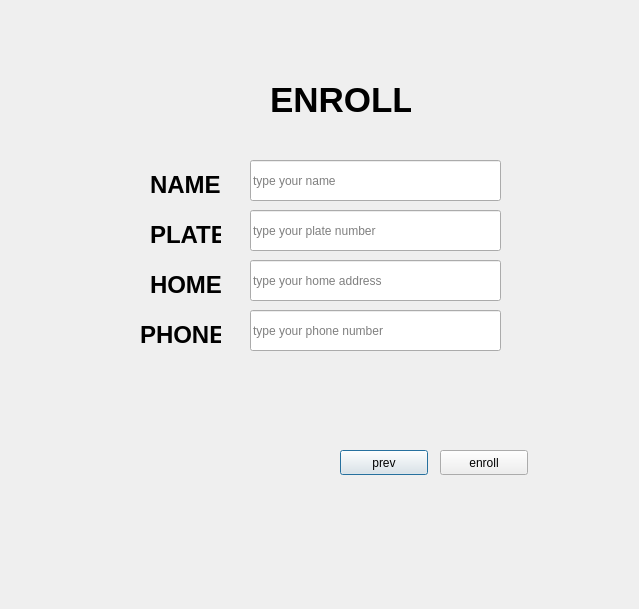
First picture: the form in cctv_36/src/ui/enroll.ui, repository VEDA-ThirtySix/PAMS-client, before the edit.
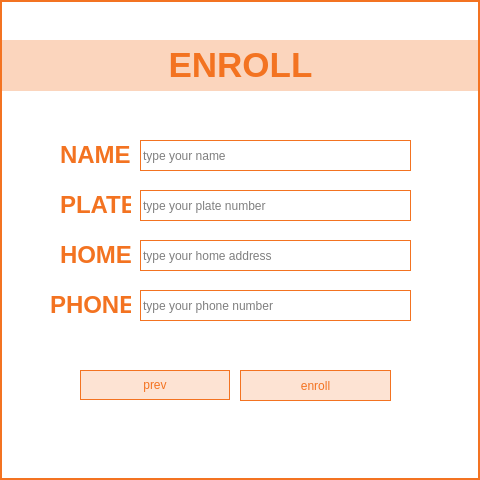
Second picture: the form after the edit.

```diff
--- a/cctv_36/src/ui/enroll.ui
+++ b/cctv_36/src/ui/enroll.ui
@@ -6,22 +6,32 @@
    <rect>
     <x>0</x>
     <y>0</y>
-    <width>639</width>
-    <height>609</height>
+    <width>480</width>
+    <height>480</height>
    </rect>
   </property>
   <property name="windowTitle">
    <string>Dialog</string>
   </property>
+  <property name="styleSheet">
+   <string notr="true">background-color:rgb(255, 255, 255);
+border:2px solid rgb(243,115,33);</string>
+  </property>
   <widget class="QLineEdit" name="lineEdit_name">
    <property name="geometry">
     <rect>
-     <x>250</x>
-     <y>160</y>
-     <width>251</width>
-     <height>41</height>
+     <x>140</x>
+     <y>140</y>
+     <width>271</width>
+     <height>31</height>
     </rect>
    </property>
+   <property name="styleSheet">
+    <string notr="true">	color:  rgb(0, 0, 0);
+	background:white;
+	border:1px solid rgb(243,115,33);
+	font: 500 10pt &quot;Quicksand Medium&quot;;</string>
+   </property>
    <property name="placeholderText">
     <string>type your name</string>
    </property>
@@ -29,12 +39,18 @@
   <widget class="QLineEdit" name="lineEdit_plate">
    <property name="geometry">
     <rect>
-     <x>250</x>
-     <y>210</y>
-     <width>251</width>
-     <height>41</height>
+     <x>140</x>
+     <y>190</y>
+     <width>271</width>
+     <height>31</height>
     </rect>
    </property>
+   <property name="styleSheet">
+    <string notr="true">	color:  rgb(0, 0, 0);
+	background:white;
+	border:1px solid rgb(243,115,33);
+	font: 500 10pt &quot;Quicksand Medium&quot;;</string>
+   </property>
    <property name="placeholderText">
     <string>type your plate number</string>
    </property>
@@ -42,12 +58,18 @@
   <widget class="QLineEdit" name="lineEdit_home">
    <property name="geometry">
     <rect>
-     <x>250</x>
-     <y>260</y>
-     <width>251</width>
-     <height>41</height>
+     <x>140</x>
+     <y>240</y>
+     <width>271</width>
+     <height>31</height>
     </rect>
    </property>
+   <property name="styleSheet">
+    <string notr="true">	color:  rgb(0, 0, 0);
+	background:white;
+	border:1px solid rgb(243,115,33);
+	font: 500 10pt &quot;Quicksand Medium&quot;;</string>
+   </property>
    <property name="placeholderText">
     <string>type your home address</string>
    </property>
@@ -55,12 +77,18 @@
   <widget class="QLineEdit" name="lineEdit_phone">
    <property name="geometry">
     <rect>
-     <x>250</x>
-     <y>310</y>
-     <width>251</width>
-     <height>41</height>
+     <x>140</x>
+     <y>290</y>
+     <width>271</width>
+     <height>31</height>
     </rect>
    </property>
+   <property name="styleSheet">
+    <string notr="true">	color:  rgb(0, 0, 0);
+	background:white;
+	border:1px solid rgb(243,115,33);
+	font: 500 10pt &quot;Quicksand Medium&quot;;</string>
+   </property>
    <property name="placeholderText">
     <string>type your phone number</string>
    </property>
@@ -68,12 +96,26 @@
   <widget class="QPushButton" name="pushButton_prev">
    <property name="geometry">
     <rect>
-     <x>340</x>
-     <y>450</y>
-     <width>88</width>
-     <height>25</height>
+     <x>80</x>
+     <y>370</y>
+     <width>150</width>
+     <height>30</height>
     </rect>
    </property>
+   <property name="styleSheet">
+    <string notr="true">QPushButton{
+	font: 300 bold 13pt &quot;Quicksand Light&quot;;
+	color:  rgb(243,115,33);
+	background:rgba(243,115,33,0.2);
+	border:1px solid rgb(243,115,33);
+}
+QPushButton:hover {
+	color:  rgb(255, 255, 255);
+	background-color:rgba(243,115,33,0.3);
+	border:1px solid rgb(243,115,33);
+	font: 500 12pt &quot;Quicksand Medium&quot;;
+}</string>
+   </property>
    <property name="text">
     <string>prev</string>
    </property>
@@ -81,12 +123,26 @@
   <widget class="QPushButton" name="pushButton_enroll">
    <property name="geometry">
     <rect>
-     <x>440</x>
-     <y>450</y>
-     <width>88</width>
-     <height>25</height>
+     <x>240</x>
+     <y>370</y>
+     <width>151</width>
+     <height>31</height>
     </rect>
    </property>
+   <property name="styleSheet">
+    <string notr="true">QPushButton{
+	font: 300 bold 13pt &quot;Quicksand Light&quot;;
+	color:  rgb(243,115,33);
+	background:rgba(243,115,33,0.2);
+	border:1px solid rgb(243,115,33);
+}
+QPushButton:hover {
+	color:  rgb(255, 255, 255);
+	background-color:rgba(243,115,33,0.3);
+	border:1px solid rgb(243,115,33);
+	font: 500 12pt &quot;Quicksand Medium&quot;;
+}</string>
+   </property>
    <property name="text">
     <string>enroll</string>
    </property>
@@ -94,25 +150,40 @@
   <widget class="QLabel" name="label_title">
    <property name="geometry">
     <rect>
-     <x>270</x>
-     <y>70</y>
-     <width>141</width>
-     <height>61</height>
+     <x>0</x>
+     <y>40</y>
+     <width>481</width>
+     <height>51</height>
     </rect>
    </property>
+   <property name="styleSheet">
+    <string notr="true">	color:  rgb(243,115,33);
+	background-color: rgba(243,115,33,0.3);
+	border:none;
+	font: 500 9pt &quot;Quicksand Medium&quot;;</string>
+   </property>
    <property name="text">
     <string>&lt;html&gt;&lt;head/&gt;&lt;body&gt;&lt;p&gt;&lt;span style=&quot; font-size:26pt; font-weight:700;&quot;&gt;ENROLL&lt;/span&gt;&lt;/p&gt;&lt;/body&gt;&lt;/html&gt;</string>
    </property>
+   <property name="alignment">
+    <set>Qt::AlignCenter</set>
+   </property>
   </widget>
   <widget class="QLabel" name="label_name">
    <property name="geometry">
     <rect>
-     <x>150</x>
-     <y>170</y>
+     <x>60</x>
+     <y>140</y>
      <width>71</width>
      <height>31</height>
     </rect>
    </property>
+   <property name="styleSheet">
+    <string notr="true">	color:  rgb(243,115,33);
+	background-color: none;
+	border:none;
+	font: 500 9pt &quot;Quicksand Medium&quot;;</string>
+   </property>
    <property name="text">
     <string>&lt;html&gt;&lt;head/&gt;&lt;body&gt;&lt;p&gt;&lt;span style=&quot; font-size:18pt; font-weight:700;&quot;&gt;NAME&lt;/span&gt;&lt;/p&gt;&lt;/body&gt;&lt;/html&gt;</string>
    </property>
@@ -120,12 +191,18 @@
   <widget class="QLabel" name="label_plate">
    <property name="geometry">
     <rect>
-     <x>150</x>
-     <y>220</y>
+     <x>60</x>
+     <y>190</y>
      <width>71</width>
      <height>31</height>
     </rect>
    </property>
+   <property name="styleSheet">
+    <string notr="true">	color:  rgb(243,115,33);
+	background-color: none;
+	border:none;
+	font: 500 9pt &quot;Quicksand Medium&quot;;</string>
+   </property>
    <property name="text">
     <string>&lt;html&gt;&lt;head/&gt;&lt;body&gt;&lt;p&gt;&lt;span style=&quot; font-size:18pt; font-weight:700;&quot;&gt;PLATE&lt;/span&gt;&lt;/p&gt;&lt;/body&gt;&lt;/html&gt;</string>
    </property>
@@ -133,12 +210,18 @@
   <widget class="QLabel" name="label_home">
    <property name="geometry">
     <rect>
-     <x>150</x>
-     <y>270</y>
+     <x>60</x>
+     <y>240</y>
      <width>71</width>
      <height>31</height>
     </rect>
    </property>
+   <property name="styleSheet">
+    <string notr="true">	color:  rgb(243,115,33);
+	background-color: none;
+	border:none;
+	font: 500 9pt &quot;Quicksand Medium&quot;;</string>
+   </property>
    <property name="text">
     <string>&lt;html&gt;&lt;head/&gt;&lt;body&gt;&lt;p&gt;&lt;span style=&quot; font-size:18pt; font-weight:700;&quot;&gt;HOME&lt;/span&gt;&lt;/p&gt;&lt;/body&gt;&lt;/html&gt;</string>
    </property>
@@ -146,12 +229,18 @@
   <widget class="QLabel" name="label_phone">
    <property name="geometry">
     <rect>
-     <x>140</x>
-     <y>320</y>
+     <x>50</x>
+     <y>290</y>
      <width>81</width>
      <height>31</height>
     </rect>
    </property>
+   <property name="styleSheet">
+    <string notr="true">	color:  rgb(243,115,33);
+	background-color: none;
+	border:none;
+	font: 500 9pt &quot;Quicksand Medium&quot;;</string>
+   </property>
    <property name="text">
     <string>&lt;html&gt;&lt;head/&gt;&lt;body&gt;&lt;p&gt;&lt;span style=&quot; font-size:18pt; font-weight:700;&quot;&gt;PHONE&lt;/span&gt;&lt;/p&gt;&lt;/body&gt;&lt;/html&gt;</string>
    </property>
```
